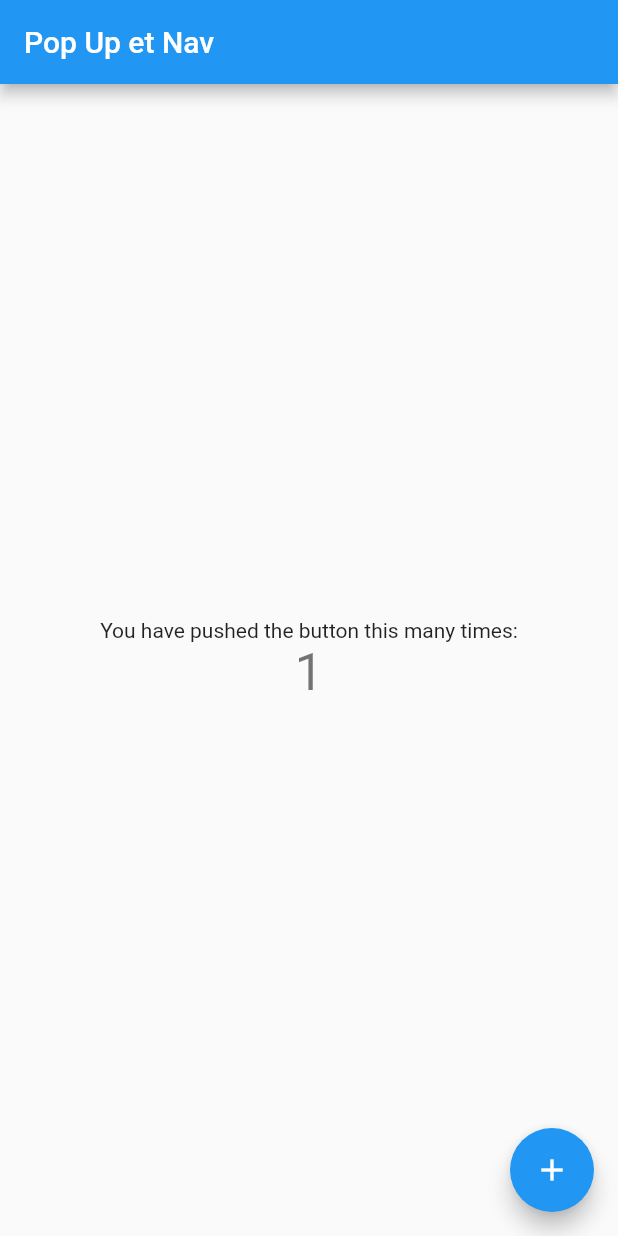
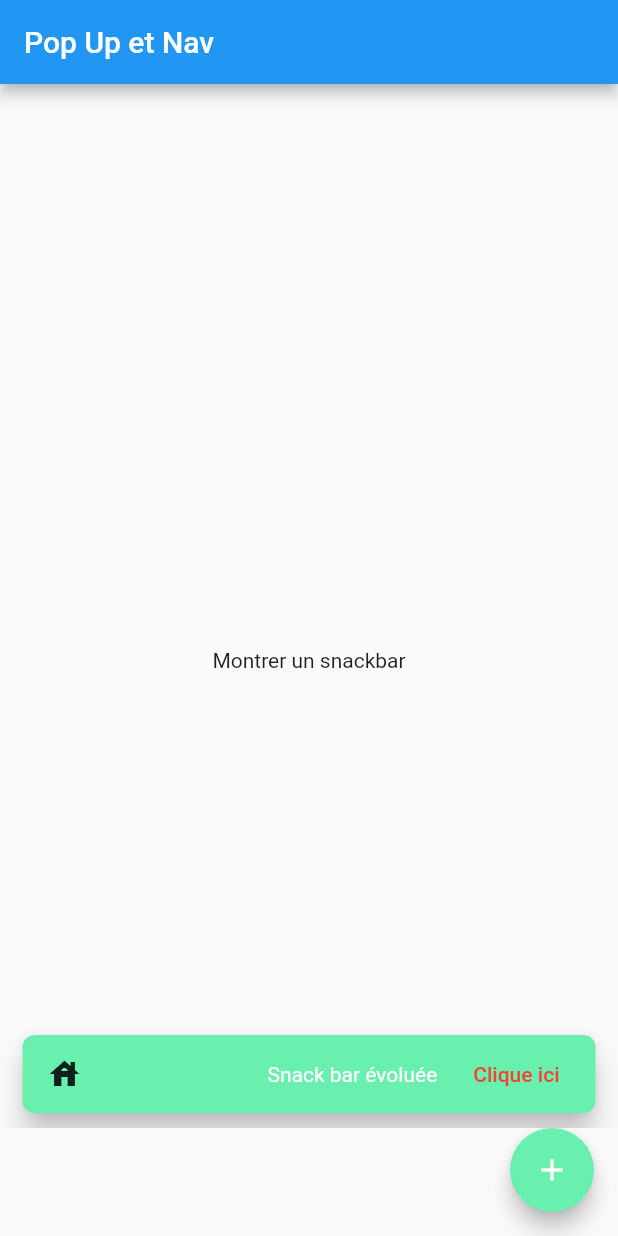
Before and after one commit to Anthonyrgn/pop_up_and_nav, a Flutter app: the screen it shows after launch, after a tap on the "add" icon, on a phone screen of 412 x 824 dp. Run offline on Flutter 3.47's test engine with Material 2 defaults, Android fonts, the phone set to English and light mode, and no system bars.

Commit message:
SnackBar and SnackBarAction

```diff
--- a/lib/main.dart
+++ b/lib/main.dart
@@ -34,19 +34,15 @@ class MyHomePage extends StatefulWidget {
 
   final String title;
 
+
+
   @override
   State<MyHomePage> createState() => _MyHomePageState();
 }
 
 class _MyHomePageState extends State<MyHomePage> {
-  int _counter = 0;
 
-  void _incrementCounter() {
-    setState(() {
-
-      _counter++;
-    });
-  }
+  Color btnColor = Colors.greenAccent;
 
   @override
   Widget build(BuildContext context) {
@@ -62,20 +58,48 @@ class _MyHomePageState extends State<MyHomePage> {
           mainAxisAlignment: MainAxisAlignment.center,
           children: <Widget>[
             const Text(
-              'You have pushed the button this many times:',
-            ),
-            Text(
-              '$_counter',
-              style: Theme.of(context).textTheme.headline4,
+              'Montrer un snackbar',
             ),
           ],
         ),
       ),
       floatingActionButton: FloatingActionButton(
-        onPressed: _incrementCounter,
+        backgroundColor: btnColor,
+        onPressed: () {
+          final snackbar = SnackBar(content: Text("Mon premier snack"));
+          ScaffoldMessenger.of(context).showSnackBar(createSnack(text: "Snack bar évoluée"));
+        },
         tooltip: 'Increment',
         child: const Icon(Icons.add),
       ), //
     );
   }
+
+  SnackBar createSnack({required String text}) {
+    final content = Row(
+      mainAxisSize: MainAxisSize.max,
+      mainAxisAlignment: MainAxisAlignment.spaceBetween,
+      children: [
+        const Icon(Icons.house),
+        Text(text)
+      ],
+    );
+    final snack = SnackBar(
+      content: content,
+      action: SnackBarAction(
+        label: "Clique ici",
+        onPressed: (){
+          setState(() {
+            btnColor = (btnColor == Colors.greenAccent) ? Colors.redAccent : Colors.greenAccent;
+          });
+        },
+        textColor: Colors.red,
+      ),
+      backgroundColor: Colors.greenAccent,
+      shape: RoundedRectangleBorder(borderRadius: BorderRadius.circular(8)),
+      behavior: SnackBarBehavior.floating,
+      elevation: 8,
+    );
+    return snack;
+  }
 }
```
